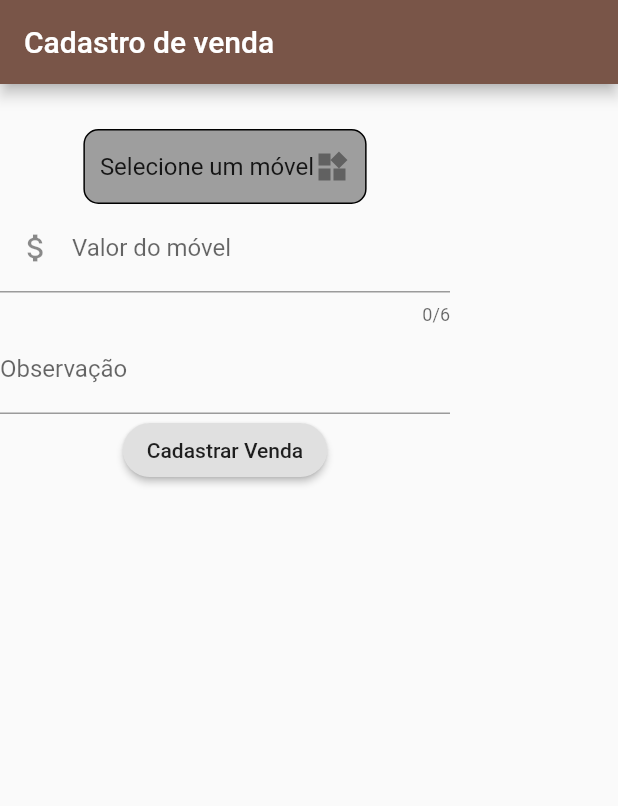
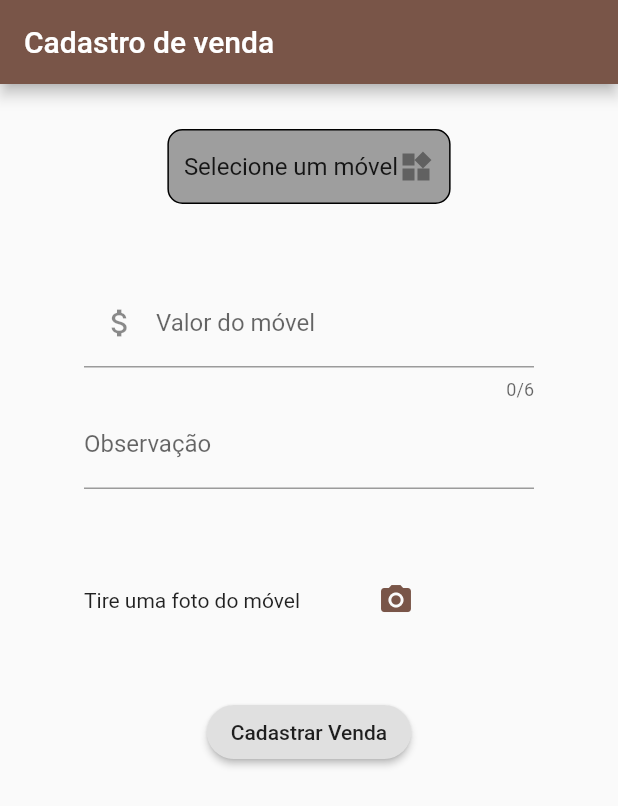
Before and after one commit to marceloarauj/DevMobile, a Flutter app: the NovaVenda screen opened directly, on a phone screen of 412 x 824 dp. Shown: the top 806 px of the screen. Run offline on Flutter 3.47's test engine with Material 2 defaults, Android fonts, the phone set to English and light mode, and no system bars.

Commit message:
Venda parte 2

```diff
--- a/lib/views/lista/lista.dart
+++ b/lib/views/lista/lista.dart
@@ -47,6 +47,10 @@ class _ListaView extends State<ListaView> {
                   Icons.add,
                   color: Colors.white,
                 ),
+                onTap: ()=> Navigator.push(
+                          context,
+                          MaterialPageRoute(builder: (context) => Venda()),
+                        ),
                 title: Text(
                   'Venda',
                   style: TextStyle(color: Colors.white),
@@ -59,16 +63,13 @@ class _ListaView extends State<ListaView> {
               title: Text('Perfil'),
             ),
             ListTile(
-              leading: Icon(Icons.build),
-              title: Text('Configurações'),
+              leading: Icon(Icons.data_usage),
+              title: Text('Relatórios'),
             ),
             ListTile(
               leading: Icon(Icons.exit_to_app),
               title: Text('Sair'),
-              onTap:()=>                         Navigator.push(
-                          context,
-                          MaterialPageRoute(builder: (context) => Venda()),
-                        ),
+              onTap:()=>  null
             ),
           ],
         ),
--- a/lib/views/venda/venda.dart
+++ b/lib/views/venda/venda.dart
@@ -1,3 +1,4 @@
+import 'package:FurniCommerce/views/venda/verda_services.dart';
 import 'package:flutter/material.dart';
 
 class Venda extends StatelessWidget {
@@ -20,12 +21,19 @@ class NovaVenda extends StatefulWidget {
 
 class _NovaVenda extends State<NovaVenda> {
   int movel = 0;
+  bool podeCadastrar = false;
+  bool podeAbrirCamera = false;
+  VendaServices services = VendaServices();
 
   @override
   Widget build(BuildContext context) {
     return Scaffold(
-      appBar: AppBar(title: Text("Cadastro de venda"),),
-      body: Column(
+        appBar: AppBar(
+          title: Text("Cadastro de venda"),
+        ),
+        body: SingleChildScrollView(
+          child: Center(
+            child: Column(
               children: <Widget>[
                 Padding(
                     padding: EdgeInsets.only(top: 30),
@@ -47,37 +55,65 @@ class _NovaVenda extends State<NovaVenda> {
                             },
                           ),
                         ))),
-          Container(
+                Padding(
+                  padding: EdgeInsets.only(top: 50),
+                  child: Container(
                     width: 300,
                     child: TextFormField(
                       maxLength: 6,
-              keyboardType: TextInputType.numberWithOptions(signed: false),
+                      keyboardType:
+                          TextInputType.numberWithOptions(signed: false),
                       decoration: InputDecoration(
                           labelText: 'Valor do móvel',
                           prefixIcon: Icon(Icons.attach_money)),
                     ),
                   ),
+                ),
                 Container(
                   width: 300,
-            decoration: BoxDecoration(color: Color.fromRGBO(200, 200, 200, 0)),
+                  decoration:
+                      BoxDecoration(color: Color.fromRGBO(200, 200, 200, 0)),
                   child: TextFormField(
-              keyboardType: TextInputType.numberWithOptions(signed: false),
+                    keyboardType:
+                        TextInputType.numberWithOptions(signed: false),
                     decoration: InputDecoration(
                       labelText: 'Observação',
                     ),
                   ),
                 ),
-          Container(
+                Padding(
+                  padding: EdgeInsets.only(top: 50),
+                  child: Container(
+                    width: 300,
+                    child: Row(
+                      children: <Widget>[
+                        Text('Tire uma foto do móvel'),
+                        Padding(
+                            padding: EdgeInsets.only(left: 40),
+                            child: IconButton(
+                                color: Colors.brown,
+                                icon: Icon(Icons.camera_alt),
+                                onPressed: () =>
+                                    setState(() => {podeAbrirCamera = true})))
+                      ],
+                    ),
+                  ),
+                ),
+                services.abrirCamera(this.podeAbrirCamera),
+                Padding(
+                    padding: EdgeInsets.only(top: 40),
+                    child: Container(
                       child: RaisedButton(
                         child: Text('Cadastrar Venda'),
                         onPressed: () => {},
                         shape: RoundedRectangleBorder(
                             borderRadius: BorderRadius.circular(30)),
                       ),
-          )
+                    ))
               ],
             ),
-    );
+          ),
+        ));
   }
 
   List<DropdownMenuItem> _moveis() {
--- /dev/null
+++ b/lib/views/venda/verda_services.dart
@@ -0,0 +1,13 @@
+import 'package:flutter/material.dart';
+
+class VendaServices{
+
+  Widget abrirCamera(bool openCamera){
+
+    if(openCamera){
+      return Text("AAAAA");
+    }
+
+    return Container();
+  }
+}
```
Lines whose indentation alone changed are shown as unchanged.
